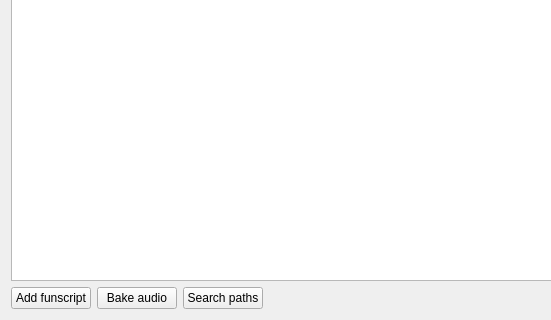
Qt form designer/mediasettingswidget.ui (diglet48/restim) before a commit; both pictures show x 0 to 551 and y 157 to 477 of the 664 by 477 pixel window.
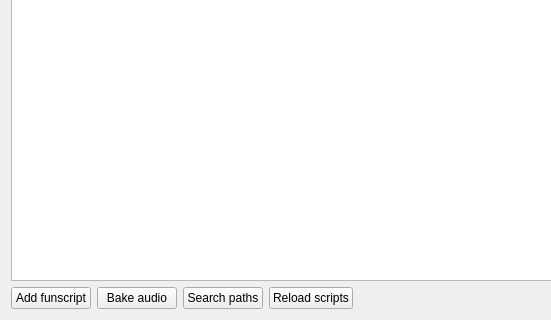
The same form after that commit. Custom widgets are drawn as their Qt base class.

Commit message: Add a button to reload funscripts from disk

Diff of the .ui file:
```diff
--- a/designer/mediasettingswidget.ui
+++ b/designer/mediasettingswidget.ui
@@ -163,6 +163,13 @@
         </property>
        </widget>
       </item>
+      <item>
+       <widget class="QPushButton" name="reload_scripts_button">
+        <property name="text">
+         <string>Reload scripts</string>
+        </property>
+       </widget>
+      </item>
       <item>
        <spacer name="horizontalSpacer">
         <property name="orientation">
```
Left out of the diff: 6 changed lines with no effect on the pictures. The commit also changes 3 other files.
